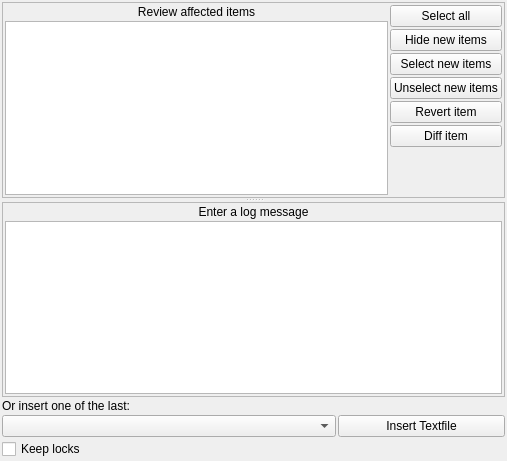
The window that src/ksvnwidgets/commitmessage.ui (centic9/kdesvn-ppa) describes before a commit, drawn with Qt 5.
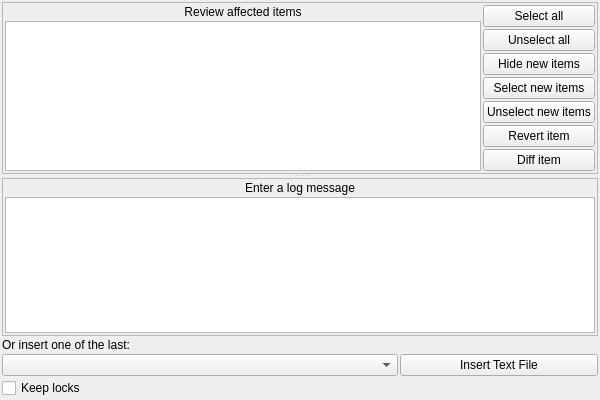
The same window after the commit. Custom widgets are drawn as their Qt base class.

```diff
--- a/src/ksvnwidgets/commitmessage.ui
+++ b/src/ksvnwidgets/commitmessage.ui
@@ -6,8 +6,8 @@
    <rect>
     <x>0</x>
     <y>0</y>
-    <width>507</width>
-    <height>461</height>
+    <width>600</width>
+    <height>400</height>
    </rect>
   </property>
   <property name="windowTitle">
@@ -72,6 +72,13 @@
            </property>
           </widget>
          </item>
+         <item>
+          <widget class="QPushButton" name="m_UnselectAllButton">
+           <property name="text">
+            <string>Unselect all</string>
+           </property>
+          </widget>
+         </item>
          <item>
           <widget class="QPushButton" name="m_HideNewItems">
            <property name="text">
@@ -209,7 +216,7 @@
         </sizepolicy>
        </property>
        <property name="text">
-        <string>Insert Textfile</string>
+        <string>Insert Text File</string>
        </property>
       </widget>
      </item>
```
Left out of the diff: 34 changed lines with no effect on the pictures.
